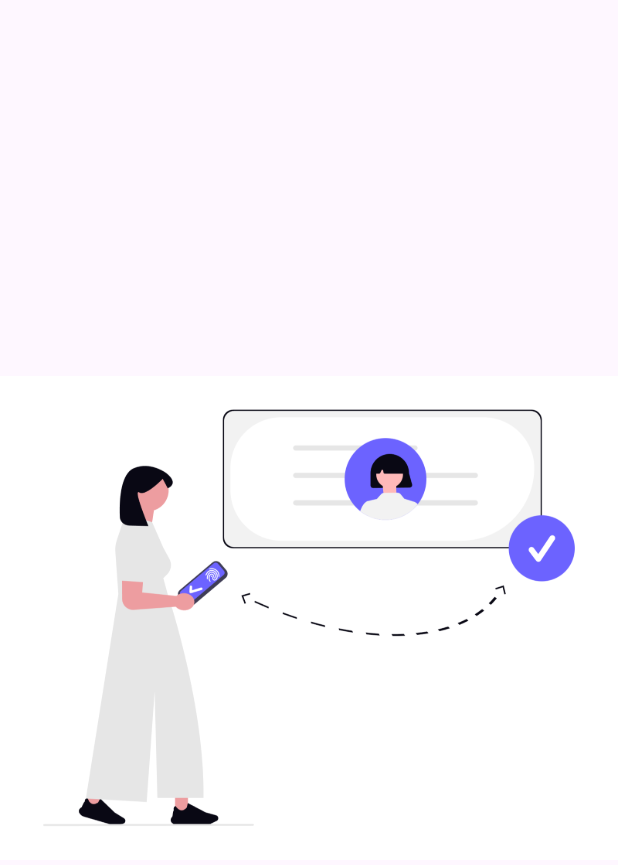
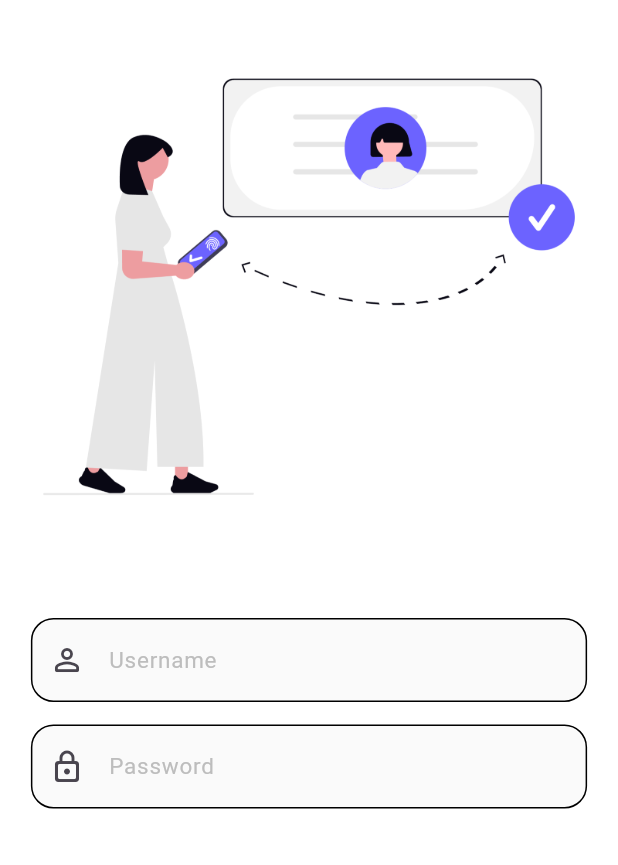
Before and after one commit to XyrelTenz/Budget-Tracker-System, a Flutter app: the screen it shows after launch, after a tap on "Skip", on a phone screen of 412 x 824 dp. Shown: the top 865 px of the screen. Run offline on Flutter 3.47's test engine with Material 3 defaults, Android fonts, the phone set to English and light mode, and no system bars; our stand-ins replace fl_chart, go_router.

Commit message:
Login Screen

```diff
--- a/lib/auth/screen/login_screen.dart
+++ b/lib/auth/screen/login_screen.dart
@@ -8,8 +8,110 @@ class LoginScreen extends StatefulWidget {
 }
 
 class _LoginScreenState extends State<LoginScreen> {
+  final GlobalKey<FormState> _formKey = GlobalKey<FormState>();
+
+  @override
+  void dispose() {
+    super.dispose();
+  }
+
   @override
   Widget build(BuildContext context) {
-    return Scaffold(body: Center(child: Image.asset("assets/login.png")));
+    return Scaffold(
+      backgroundColor: Colors.white,
+      body: SafeArea(
+        child: Column(
+          children: [
+            Expanded(
+              child: Container(
+                padding: EdgeInsets.symmetric(vertical: 30),
+                alignment: Alignment.center,
+                color: Colors.white,
+                child: Column(children: [Image.asset("assets/login.png")]),
+              ),
+            ),
+            Expanded(
+              child: Form(
+                key: _formKey,
+                child: Column(
+                  spacing: 15,
+                  children: <Widget>[
+                    SizedBox(
+                      width: MediaQuery.of(context).size.width * 0.9,
+                      child: TextFormField(
+                        decoration: InputDecoration(
+                          hintText: 'Username',
+                          hintStyle: TextStyle(
+                            fontSize: 15,
+                            color: Colors.grey[400],
+                          ),
+
+                          prefixIcon: Icon(Icons.person_outline_rounded),
+                          enabledBorder: OutlineInputBorder(
+                            borderRadius: BorderRadius.circular(15.0),
+                            borderSide: BorderSide(width: 1),
+                          ),
+                          focusedBorder: OutlineInputBorder(
+                            borderRadius: BorderRadius.circular(15.0),
+                            borderSide: BorderSide(
+                              color: Colors.blueAccent,
+                              width: 2,
+                            ),
+                          ),
+                          filled: true,
+                          fillColor: Colors.grey[50],
+                        ),
+                        validator: (value) {
+                          if (value == null || value.isEmpty) {
+                            return 'Please enter your email';
+                          }
+                          return null;
+                        },
+                        onChanged: (value) {},
+                      ),
+                    ),
+                    SizedBox(
+                      width: MediaQuery.of(context).size.width * 0.9,
+                      child: TextFormField(
+                        obscureText: true,
+                        decoration: InputDecoration(
+                          hintText: 'Password',
+                          hintStyle: TextStyle(
+                            fontSize: 15,
+                            color: Colors.grey[400],
+                          ),
+
+                          prefixIcon: Icon(Icons.lock_outline_rounded),
+                          enabledBorder: OutlineInputBorder(
+                            borderRadius: BorderRadius.circular(15.0),
+                            borderSide: BorderSide(width: 1),
+                          ),
+                          focusedBorder: OutlineInputBorder(
+                            borderRadius: BorderRadius.circular(15.0),
+                            borderSide: BorderSide(
+                              color: Colors.blueAccent,
+                              width: 2,
+                            ),
+                          ),
+                          filled: true,
+                          fillColor: Colors.grey[50],
+                        ),
+                        validator: (value) {
+                          if (value == null || value.isEmpty) {
+                            return 'Please enter your email';
+                          }
+                          return null;
+                        },
+                        onChanged: (value) {},
+                      ),
+                    ),
+                  ],
+                ),
+              ),
+            ),
+          ],
+        ),
+      ),
+    );
   }
 }
```
